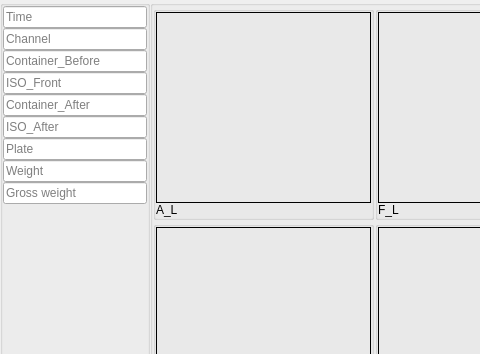
First picture: the form in Main/Channel_Data/channel_data_form.ui, repository 519984307/Container_Multiple_Channels_20200522, before the edit; both pictures show x 0 to 480 and y 0 to 354 of the 822 by 438 pixel window.
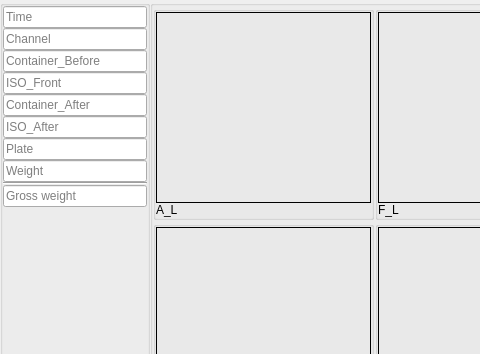
Second picture: the form after the edit.

Patch:
```diff
--- a/Main/Channel_Data/channel_data_form.ui
+++ b/Main/Channel_Data/channel_data_form.ui
@@ -119,13 +119,20 @@
        </widget>
       </item>
       <item row="8" column="0">
+       <widget class="Line" name="line">
+        <property name="orientation">
+         <enum>Qt::Horizontal</enum>
+        </property>
+       </widget>
+      </item>
+      <item row="9" column="0">
        <widget class="QLineEdit" name="lineEdit_9">
         <property name="placeholderText">
          <string>Gross weight</string>
         </property>
        </widget>
       </item>
-      <item row="9" column="0">
+      <item row="10" column="0">
        <spacer name="verticalSpacer">
         <property name="orientation">
          <enum>Qt::Vertical</enum>
@@ -138,7 +145,7 @@
         </property>
        </spacer>
       </item>
-      <item row="10" column="0">
+      <item row="11" column="0">
        <widget class="QCheckBox" name="checkBox">
         <property name="text">
          <string>Show Plate</string>
```
